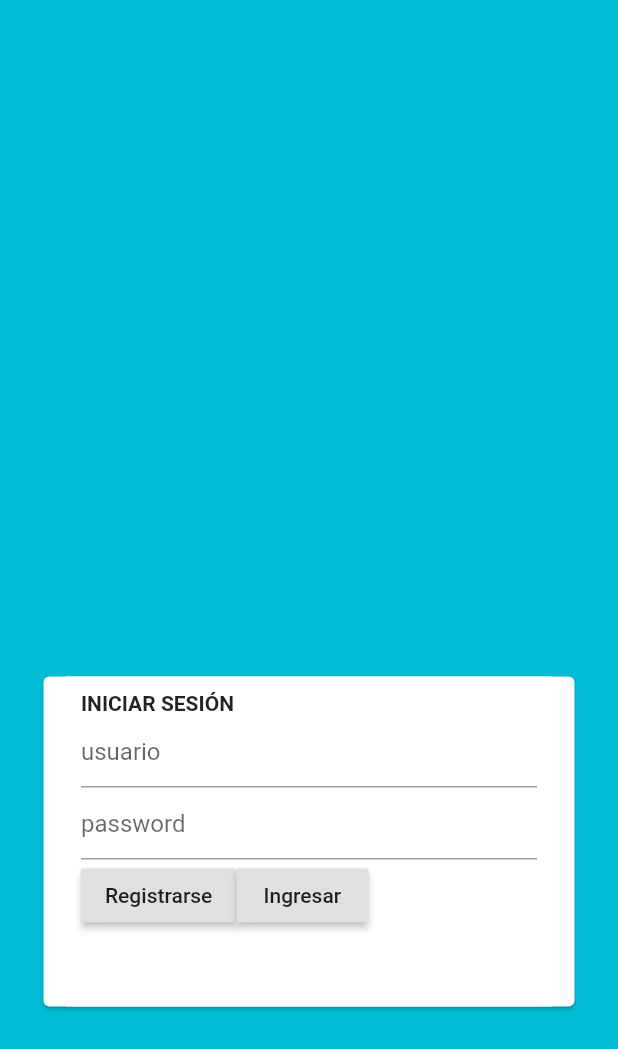
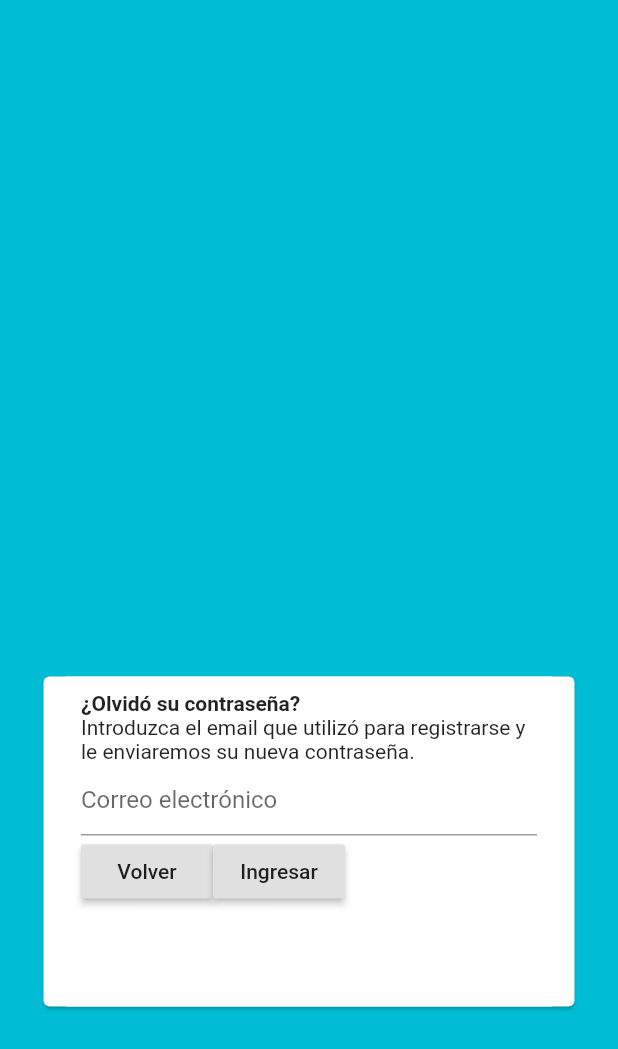
Before and after one commit to pablogarzon/flutter_login, a Flutter app: the accountRecovery screen opened by its route, after a tap on "Ingresar", on a phone screen of 412 x 824 dp. Shown: the top 1049 px of the screen. Run offline on Flutter 3.47's test engine with Material 2 defaults, Android fonts, the phone set to English and light mode, and no system bars.

Commit message:
layout changes

```diff
--- a/lib/screens/account/accountRecovery.dart
+++ b/lib/screens/account/accountRecovery.dart
@@ -5,25 +5,19 @@ import 'package:flutter_login/widgets/accountLayout.dart';
 
 class accountRecovery extends StatelessWidget{
 
-  static final TextEditingController _user = new TextEditingController();
-  static final TextEditingController _password = new TextEditingController();
+  static final TextEditingController _email = new TextEditingController();
 
-  String get userName => _user.text;
-  String get password => _password.text;
+  String get userEmail => _email.text;
+
 
   @override
   Widget build(BuildContext context){
 
     _onBack(){
-      Navigator.of(context).pushNamed('/changePassword');
+      Navigator.of(context).pushNamed('/login');
     }
 
     _onSubmit(){
-      if(this.userName == 'user' && this.password == "q"){
-        Navigator.of(context).pushNamed('/settings');
-      } else {
-        Scaffold.of(context).showSnackBar(new SnackBar(content: new Text("Usuario o cuenta no válidos")));
-      }
     }
 
 
@@ -34,7 +28,7 @@ class accountRecovery extends StatelessWidget{
               children: <Widget>[
                 new Container(
                     child: new Text(
-                      "INICIAR SESIÓN",
+                      "¿Olvidó su contraseña?",
                       style: new TextStyle(
                         fontWeight: FontWeight.bold,
                       ),
@@ -42,11 +36,11 @@ class accountRecovery extends StatelessWidget{
                 ),
               ],
             ),
-            new TextField(controller: _user, decoration: new InputDecoration(hintText: "usuario")),
-            new TextField(controller: _password, decoration: new InputDecoration(hintText: "password") , obscureText: true,),
+            new Text("Introduzca el email que utilizó para registrarse y le enviaremos su nueva contraseña."),
+            new TextField(controller: _email, decoration: new InputDecoration(hintText: "Correo electrónico")),
             new Row(
               children: <Widget>[
-                new RaisedButton(onPressed: _onBack, child: new Text("Registrarse"),),
+                new RaisedButton(onPressed: _onBack, child: new Text("Volver"),),
                 new RaisedButton(onPressed: _onSubmit, child: new Text("Ingresar"),)
               ],
             ),
--- a/lib/screens/account/signup.dart
+++ b/lib/screens/account/signup.dart
@@ -5,10 +5,12 @@ import 'package:flutter_login/widgets/accountLayout.dart';
 
 class signup extends StatelessWidget{
 
+  static final TextEditingController _email = new TextEditingController();
   static final TextEditingController _user = new TextEditingController();
   static final TextEditingController _password = new TextEditingController();
   static final TextEditingController _confirmPassword = new TextEditingController();
 
+  String get userEmail => _email.text;
   String get userName => _user.text;
   String get password => _password.text;
   String get confirmPassword => _password.text;
@@ -31,6 +33,7 @@ class signup extends StatelessWidget{
 
     return new accountLayout(
         new Column(
+          mainAxisAlignment: MainAxisAlignment.spaceEvenly,
           children: <Widget>[
             new Row(
               children: <Widget>[
@@ -44,13 +47,18 @@ class signup extends StatelessWidget{
                 ),
               ],
             ),
+            new TextField(controller: _email, decoration: new InputDecoration(hintText: "email")),
             new TextField(controller: _user, decoration: new InputDecoration(hintText: "usuario")),
             new TextField(controller: _password, decoration: new InputDecoration(hintText: "password") , obscureText: true,),
-            new TextField(controller: _confirmPassword, decoration: new InputDecoration(hintText: "password") , obscureText: true,),
+            //new TextField(controller: _confirmPassword, decoration: new InputDecoration(hintText: "password") , obscureText: true,),
             new Row(
               children: <Widget>[
-                new RaisedButton(onPressed: _onBack, child: new Text("Volver"),),
-                new RaisedButton(onPressed: _onSubmit, child: new Text("Registrarse"),)
+                new Expanded(
+                child: new RaisedButton(onPressed: _onBack, child: new Text("Volver"),),
+                ),
+                new Expanded(
+                    child: new RaisedButton(onPressed: _onSubmit, child: new Text("Registrarse"),),
+                ),
               ],
             ),
           ],
```
Also changed, not shown: lib/screens/account/login.dart (+6 -2 lines).
